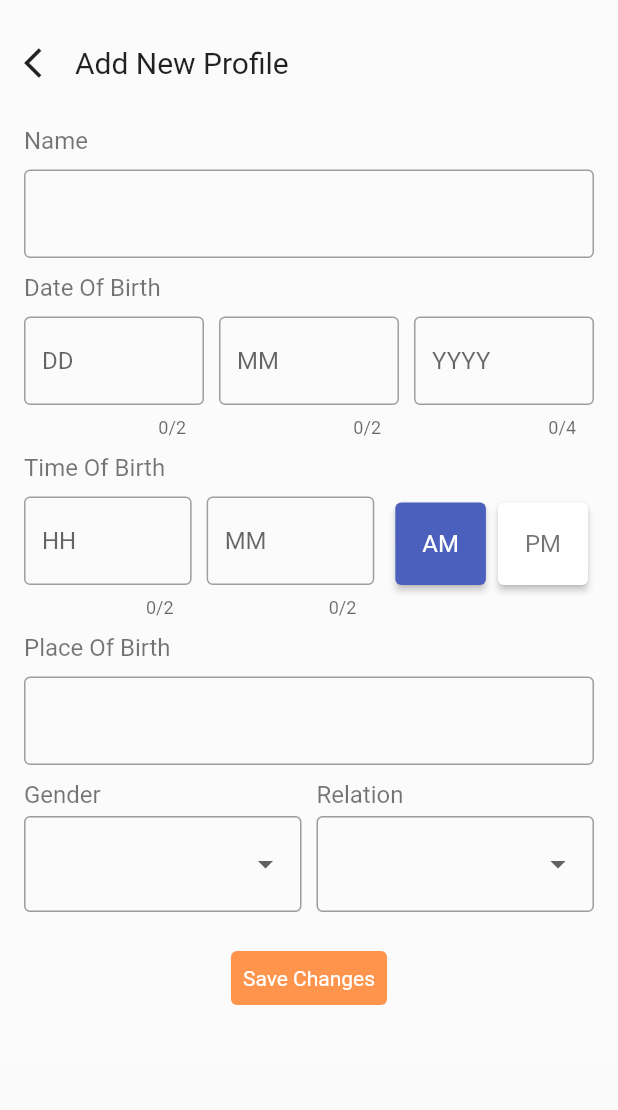
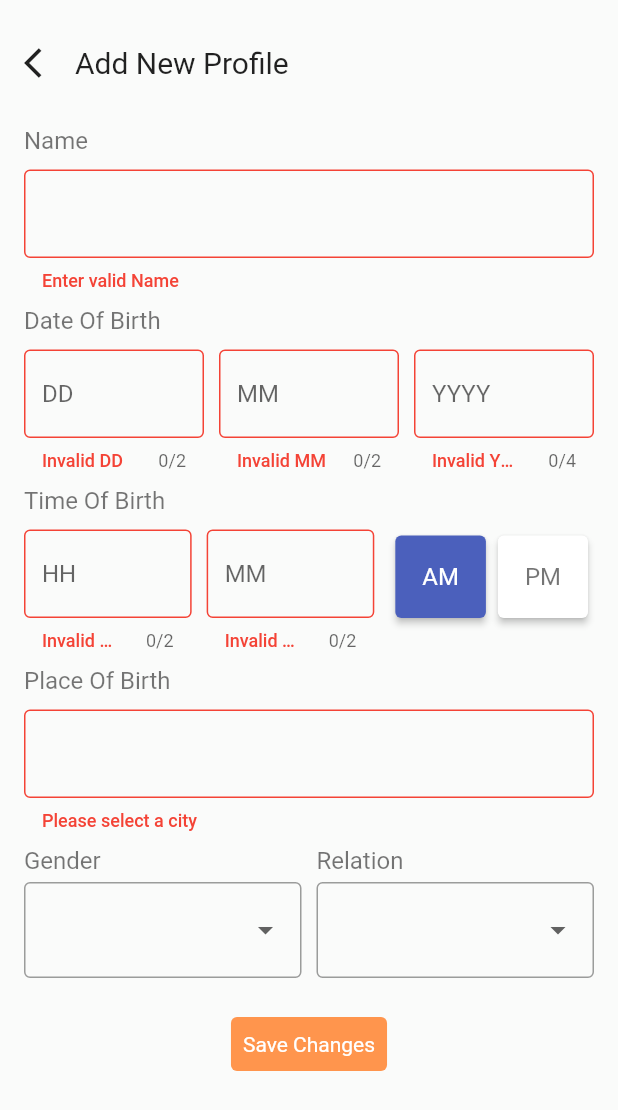
Before and after one commit to Phantom586/Astrotak, a Flutter app: the AddMember widget shown alone on an empty page, opened directly, after a tap on "Save Changes", on a phone screen of 412 x 824 dp. Shown: the top 1110 px of the screen. Run offline on Flutter 3.47's test engine with Material 2 defaults, Android fonts, the phone set to English and light mode, and no system bars; our stand-ins replace bloc, connectivity_plus, flutter_bloc; network calls fail.

```diff
--- /dev/null
+++ b/lib/constants/enum.dart
@@ -0,0 +1 @@
+enum ConnectionStatus { Connected, Disconnected }
--- /dev/null
+++ b/lib/data/dataproviders/ques_category.dart
@@ -0,0 +1,19 @@
+import 'package:http/http.dart' as http;
+import 'dart:convert';
+
+class QuestionCategoryApi {
+  static final url =
+      Uri.parse('https://staging-api.astrotak.com/api/question/category/all');
+
+  static Future<dynamic> getAllQuestionCategories() async {
+    var response = await http.get(url, headers: {
+      'Authorization':
+          'Bearer eyJhbGciOiJIUzUxMiJ9.eyJzdWIiOiI4ODA5NzY1MTkxIiwiUm9sZXMiOltdLCJleHAiOjE2NzY0NjE0NzEsImlhdCI6MTY0NDkyNTQ3MX0.EVAhZLNeuKd7e7BstsGW5lYEtggbSfLD_aKqGFLpidgL7UHZTBues0MUQR8sqMD1267V4Y_VheBHpxwKWKA3lQ'
+    });
+
+    if (response.statusCode == 200) {
+      var data = jsonDecode(response.body);
+      return data;
+    }
+  }
+}
--- /dev/null
+++ b/lib/data/models/question_category.dart
@@ -0,0 +1,53 @@
+// ignore_for_file: unnecessary_this
+
+class QuestionCategory {
+  List<QuestionCategoryData>? data;
+
+  QuestionCategory({this.data});
+
+  QuestionCategory.fromJson(Map<String, dynamic> json) {
+    if (json['data'] != null) {
+      data = <QuestionCategoryData>[];
+      json['data'].forEach((v) {
+        data!.add(QuestionCategoryData.fromJson(v));
+      });
+    }
+  }
+
+  Map<String, dynamic> toJson() {
+    final Map<String, dynamic> data = <String, dynamic>{};
+    if (this.data != null) {
+      data['data'] = this.data!.map((v) => v.toJson()).toList();
+    }
+    return data;
+  }
+}
+
+class QuestionCategoryData {
+  int? id;
+  String? name;
+  int? price;
+  String? description;
+  List<String>? suggestions;
+
+  QuestionCategoryData(
+      {this.id, this.name, this.price, this.description, this.suggestions});
+
+  QuestionCategoryData.fromJson(Map<String, dynamic> json) {
+    id = json['id'];
+    name = json['name'];
+    price = json['price'];
+    description = json['description'];
+    suggestions = json['suggestions'].cast<String>();
+  }
+
+  Map<String, dynamic> toJson() {
+    final Map<String, dynamic> data = <String, dynamic>{};
+    data['id'] = this.id;
+    data['name'] = this.name;
+    data['price'] = this.price;
+    data['description'] = this.description;
+    data['suggestions'] = this.suggestions;
+    return data;
+  }
+}
--- /dev/null
+++ b/lib/data/repositories/ques_category.dart
@@ -0,0 +1,16 @@
+import 'package:astrotak/data/dataproviders/ques_category.dart';
+import 'package:astrotak/data/models/question_category.dart';
+
+class QuestionCategoryRepository {
+  const QuestionCategoryRepository();
+
+  Future<List<QuestionCategoryData>> fetchQuestionCategories() async {
+    final data = await QuestionCategoryApi.getAllQuestionCategories();
+
+    QuestionCategory quesCategory = QuestionCategory.fromJson(data);
+
+    final List<QuestionCategoryData>? questionCategoryDataList =
+        quesCategory.data;
+    return questionCategoryDataList!;
+  }
+}
--- /dev/null
+++ b/lib/logic/cubit/internet_cubit.dart
@@ -0,0 +1,35 @@
+import 'package:connectivity_plus/connectivity_plus.dart';
+import 'package:astrotak/constants/enum.dart';
+import 'package:bloc/bloc.dart';
+import 'package:meta/meta.dart';
+import 'dart:async';
+
+part 'internet_state.dart';
+
+class InternetCubit extends Cubit<InternetState> {
+  late StreamSubscription connStreamSubscription;
+  final Connectivity connectivity;
+
+  InternetCubit({required this.connectivity}) : super(InternetLoading()) {
+    connStreamSubscription =
+        connectivity.onConnectivityChanged.listen((connResult) {
+      if (connResult == ConnectivityResult.wifi ||
+          connResult == ConnectivityResult.mobile) {
+        emit(InternetConnected(connectionStatus: ConnectionStatus.Connected));
+      } else if (connResult == ConnectivityResult.none) {
+        emit(InternetDisconnected());
+      }
+    });
+  }
+
+  void internetConnected(ConnectionStatus connection) =>
+      emit(InternetConnected(connectionStatus: connection));
+
+  void internetDisconnected() => emit(InternetDisconnected());
+
+  @override
+  Future<void> close() {
+    connStreamSubscription.cancel();
+    return super.close();
+  }
+}
--- /dev/null
+++ b/lib/logic/cubit/internet_state.dart
@@ -0,0 +1,14 @@
+part of 'internet_cubit.dart';
+
+@immutable
+abstract class InternetState {}
+
+class InternetLoading extends InternetState {}
+
+class InternetConnected extends InternetState {
+  final ConnectionStatus connectionStatus;
+
+  InternetConnected({required this.connectionStatus});
+}
+
+class InternetDisconnected extends InternetState {}
--- /dev/null
+++ b/lib/logic/cubit/question_category_cubit.dart
@@ -0,0 +1,22 @@
+import 'package:astrotak/data/repositories/ques_category.dart';
+import 'package:astrotak/data/models/question_category.dart';
+import 'package:bloc/bloc.dart';
+import 'package:meta/meta.dart';
+
+part 'question_category_state.dart';
+
+class QuestionCategoryCubit extends Cubit<QuestionCategoryState> {
+  final QuestionCategoryRepository quesCategoryRepository;
+
+  QuestionCategoryCubit({required this.quesCategoryRepository})
+      : super(QuestionCategoryInitial(questionCategoryDataList: const []));
+
+  Future getQuestionCategories() async {
+    emit(QuestionCategoryLoading());
+
+    final questionCategories =
+        await quesCategoryRepository.fetchQuestionCategories();
+
+    emit(QuestionCategoryLoaded(questionCategoryDataList: questionCategories));
+  }
+}
--- /dev/null
+++ b/lib/logic/cubit/question_category_state.dart
@@ -0,0 +1,18 @@
+part of 'question_category_cubit.dart';
+
+@immutable
+abstract class QuestionCategoryState {}
+
+class QuestionCategoryInitial extends QuestionCategoryState {
+  final List<QuestionCategoryData?> questionCategoryDataList;
+
+  QuestionCategoryInitial({required this.questionCategoryDataList});
+}
+
+class QuestionCategoryLoading extends QuestionCategoryState {}
+
+class QuestionCategoryLoaded extends QuestionCategoryState {
+  final List<QuestionCategoryData> questionCategoryDataList;
+
+  QuestionCategoryLoaded({required this.questionCategoryDataList});
+}
--- a/lib/presentation/screens/profile/bottomsheet/add_member.dart
+++ b/lib/presentation/screens/profile/bottomsheet/add_member.dart
@@ -93,7 +93,7 @@ class _AddMemberState extends State<AddMember> {
                   controller: _nameController,
                   validator: (value) {
                     if (value!.isEmpty) {
-                      return 'Field Can\'t be Blank';
+                      return 'Enter valid Name';
                     } else {
                       return null;
                     }
@@ -101,10 +101,10 @@ class _AddMemberState extends State<AddMember> {
                   style: p1_paragraph,
                   decoration: InputDecoration(
                       filled: false,
-                      errorStyle:
-                          Theme.of(context).textTheme.bodyText1!.copyWith(
-                                fontSize: 12,
-                              ),
+                      errorStyle: Theme.of(context)
+                          .textTheme
+                          .bodyText1!
+                          .copyWith(fontSize: 12, color: Colors.red),
                       enabledBorder: const OutlineInputBorder(
                           borderSide: BorderSide(color: Colors.grey)),
                       focusedBorder: const OutlineInputBorder(
@@ -134,7 +134,7 @@ class _AddMemberState extends State<AddMember> {
                         maxLength: 2,
                         validator: (value) {
                           if (value!.isEmpty) {
-                            return 'Field Can\'t be Blank';
+                            return 'Invalid DD';
                           } else {
                             return null;
                           }
@@ -143,10 +143,10 @@ class _AddMemberState extends State<AddMember> {
                         decoration: InputDecoration(
                             filled: false,
                             hintText: 'DD',
-                            errorStyle:
-                                Theme.of(context).textTheme.bodyText1!.copyWith(
-                                      fontSize: 12,
-                                    ),
+                            errorStyle: Theme.of(context)
+                                .textTheme
+                                .bodyText1!
+                                .copyWith(fontSize: 12, color: Colors.red),
                             enabledBorder: const OutlineInputBorder(
                                 borderSide: BorderSide(color: Colors.grey)),
                             focusedBorder: const OutlineInputBorder(
@@ -168,7 +168,7 @@ class _AddMemberState extends State<AddMember> {
                         maxLength: 2,
                         validator: (value) {
                           if (value!.isEmpty) {
-                            return 'Field Can\'t be Blank';
+                            return 'Invalid MM';
                           } else {
                             return null;
                           }
@@ -177,10 +177,10 @@ class _AddMemberState extends State<AddMember> {
                         decoration: InputDecoration(
                             filled: false,
                             hintText: 'MM',
-                            errorStyle:
-                                Theme.of(context).textTheme.bodyText1!.copyWith(
-                                      fontSize: 12,
-                                    ),
+                            errorStyle: Theme.of(context)
+                                .textTheme
+                                .bodyText1!
+                                .copyWith(fontSize: 12, color: Colors.red),
                             enabledBorder: const OutlineInputBorder(
                                 borderSide: BorderSide(color: Colors.grey)),
                             focusedBorder: const OutlineInputBorder(
@@ -202,7 +202,7 @@ class _AddMemberState extends State<AddMember> {
                         maxLength: 4,
                         validator: (value) {
                           if (value!.isEmpty) {
-                            return 'Field Can\'t be Blank';
+                            return 'Invalid YYYY';
                           } else {
                             return null;
                           }
@@ -211,10 +211,10 @@ class _AddMemberState extends State<AddMember> {
                         decoration: InputDecoration(
                             filled: false,
                             hintText: 'YYYY',
-                            errorStyle:
-                                Theme.of(context).textTheme.bodyText1!.copyWith(
-                                      fontSize: 12,
-                                    ),
+                            errorStyle: Theme.of(context)
+                                .textTheme
+                                .bodyText1!
+                                .copyWith(fontSize: 12, color: Colors.red),
                             enabledBorder: const OutlineInputBorder(
                                 borderSide: BorderSide(color: Colors.grey)),
                             focusedBorder: const OutlineInputBorder(
@@ -248,7 +248,7 @@ class _AddMemberState extends State<AddMember> {
                         maxLength: 2,
                         validator: (value) {
                           if (value!.isEmpty) {
-                            return 'Field Can\'t be Blank';
+                            return 'Invalid HH';
                           } else {
                             return null;
                           }
@@ -257,10 +257,10 @@ class _AddMemberState extends State<AddMember> {
                         decoration: InputDecoration(
                             filled: false,
                             hintText: 'HH',
-                            errorStyle:
-                                Theme.of(context).textTheme.bodyText1!.copyWith(
-                                      fontSize: 12,
-                                    ),
+                            errorStyle: Theme.of(context)
+                                .textTheme
+                                .bodyText1!
+                                .copyWith(fontSize: 12, color: Colors.red),
                             enabledBorder: const OutlineInputBorder(
                                 borderSide: BorderSide(color: Colors.grey)),
                             focusedBorder: const OutlineInputBorder(
@@ -282,7 +282,7 @@ class _AddMemberState extends State<AddMember> {
                         maxLength: 2,
                         validator: (value) {
                           if (value!.isEmpty) {
-                            return 'Field Can\'t be Blank';
+                            return 'Invalid MM';
                           } else {
                             return null;
                           }
@@ -291,10 +291,10 @@ class _AddMemberState extends State<AddMember> {
                         decoration: InputDecoration(
                             filled: false,
                             hintText: 'MM',
-                            errorStyle:
-                                Theme.of(context).textTheme.bodyText1!.copyWith(
-                                      fontSize: 12,
-                                    ),
+                            errorStyle: Theme.of(context)
+                                .textTheme
+                                .bodyText1!
+                                .copyWith(fontSize: 12, color: Colors.red),
                             enabledBorder: const OutlineInputBorder(
                                 borderSide: BorderSide(color: Colors.grey)),
                             focusedBorder: const OutlineInputBorder(
@@ -373,7 +373,7 @@ class _AddMemberState extends State<AddMember> {
                   controller: _placeOfBirthController,
                   validator: (value) {
                     if (value!.isEmpty) {
-                      return 'Field Can\'t be Blank';
+                      return 'Please select a city';
                     } else {
                       return null;
                     }
@@ -381,10 +381,10 @@ class _AddMemberState extends State<AddMember> {
                   style: p1_paragraph,
                   decoration: InputDecoration(
                       filled: false,
-                      errorStyle:
-                          Theme.of(context).textTheme.bodyText1!.copyWith(
-                                fontSize: 12,
-                              ),
+                      errorStyle: Theme.of(context)
+                          .textTheme
+                          .bodyText1!
+                          .copyWith(fontSize: 12, color: Colors.red),
                       enabledBorder: const OutlineInputBorder(
                           borderSide: BorderSide(color: Colors.grey)),
                       focusedBorder: const OutlineInputBorder(
@@ -476,7 +476,9 @@ class _AddMemberState extends State<AddMember> {
                     TextButton(
                       style:
                           TextButton.styleFrom(backgroundColor: secondaryColor),
-                      onPressed: () {},
+                      onPressed: () {
+                        if (_formKey.currentState!.validate()) {}
+                      },
                       child: Text(
                         'Save Changes',
                         style: p2_paragraph.copyWith(color: Colors.white),
```
Also changed, not shown: lib/main.dart (+19 -4 lines), lib/presentation/screens/ask_ques.dart (+72 -47 lines), lib/presentation/widgets/ques_category_dropdown.dart (added, +51 -0 lines), lib/presentation/widgets/ques_suggestion_list.dart (added, +49 -0 lines), pubspec.yaml (+2 -6 lines), pubspec.lock, 1 other file.
